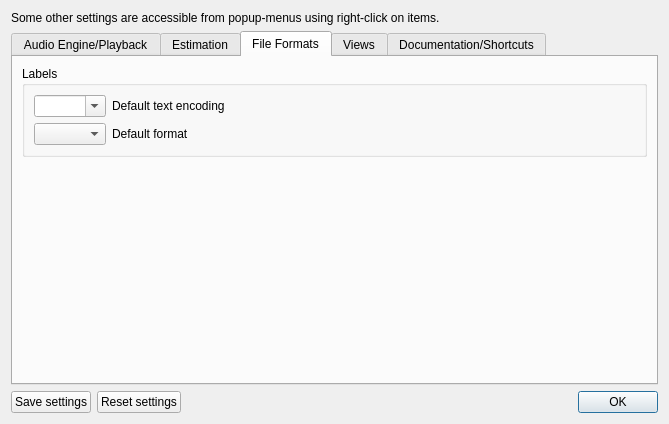
Old version of the form src/wdialogsettings.ui in the repository gillesdegottex/dfasma.
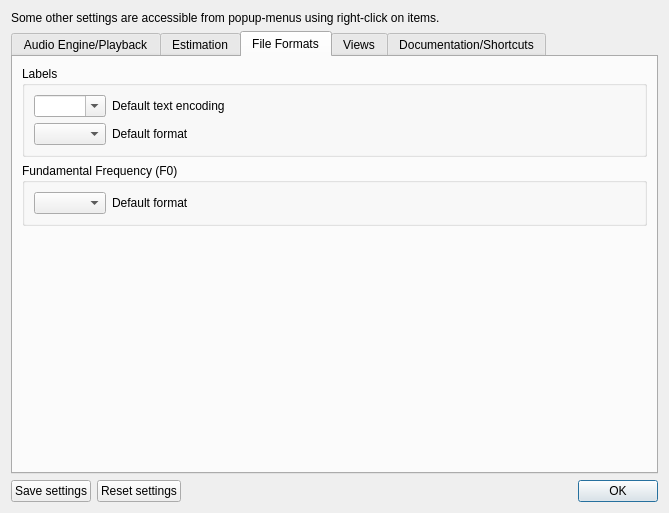
New version of the form. The open tabs and pages were chosen to show the change. Icons and pictures are not drawn.

Patch:
```diff
--- a/src/wdialogsettings.ui
+++ b/src/wdialogsettings.ui
@@ -7,7 +7,7 @@
     <x>0</x>
     <y>0</y>
     <width>669</width>
-    <height>424</height>
+    <height>513</height>
    </rect>
   </property>
   <property name="sizePolicy">
@@ -428,6 +428,35 @@
          </layout>
         </widget>
        </item>
+       <item>
+        <widget class="QGroupBox" name="groupBox_5">
+         <property name="title">
+          <string>Fundamental Frequency (F0)</string>
+         </property>
+         <layout class="QVBoxLayout" name="verticalLayout_11">
+          <item>
+           <layout class="QHBoxLayout" name="horizontalLayout_12">
+            <item>
+             <widget class="QComboBox" name="cbF0DefaultFormat"/>
+            </item>
+            <item>
+             <widget class="QLabel" name="label_11">
+              <property name="sizePolicy">
+               <sizepolicy hsizetype="MinimumExpanding" vsizetype="Preferred">
+                <horstretch>0</horstretch>
+                <verstretch>0</verstretch>
+               </sizepolicy>
+              </property>
+              <property name="text">
+               <string>Default format</string>
+              </property>
+             </widget>
+            </item>
+           </layout>
+          </item>
+         </layout>
+        </widget>
+       </item>
        <item>
         <spacer name="verticalSpacer_2">
          <property name="orientation">
```
Left out of the diff: 2 changed lines with no effect on the pictures.
